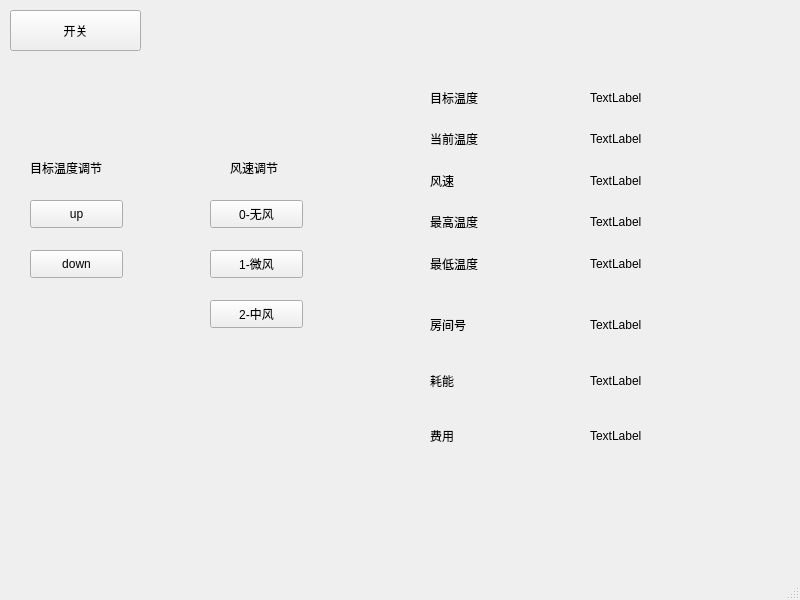
First picture: the form in src/client_ui.ui, repository hxxyy/air-conditioning-system, before the edit.
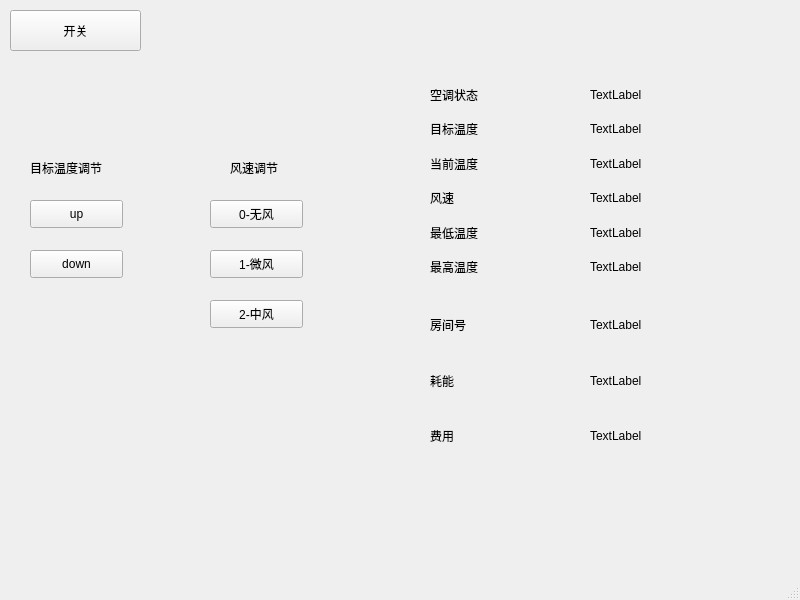
Second picture: the form after the edit.

```diff
--- a/src/client_ui.ui
+++ b/src/client_ui.ui
@@ -128,6 +128,13 @@
      </rect>
     </property>
     <layout class="QVBoxLayout" name="verticalLayout">
+     <item>
+      <widget class="QLabel" name="label_11">
+       <property name="text">
+        <string>空调状态</string>
+       </property>
+      </widget>
+     </item>
      <item>
       <widget class="QLabel" name="label_5">
        <property name="text">
@@ -149,13 +156,6 @@
        </property>
       </widget>
      </item>
-     <item>
-      <widget class="QLabel" name="label_6">
-       <property name="text">
-        <string>最高温度</string>
-       </property>
-      </widget>
-     </item>
      <item>
       <widget class="QLabel" name="label_7">
        <property name="text">
@@ -163,6 +163,13 @@
        </property>
       </widget>
      </item>
+     <item>
+      <widget class="QLabel" name="label_6">
+       <property name="text">
+        <string>最高温度</string>
+       </property>
+      </widget>
+     </item>
     </layout>
    </widget>
    <widget class="QWidget" name="verticalLayoutWidget_2">
@@ -175,6 +182,13 @@
      </rect>
     </property>
     <layout class="QVBoxLayout" name="verticalLayout_2">
+     <item>
+      <widget class="QLabel" name="workorsleep">
+       <property name="text">
+        <string>TextLabel</string>
+       </property>
+      </widget>
+     </item>
      <item>
       <widget class="QLabel" name="target_tem">
        <property name="text">
```
